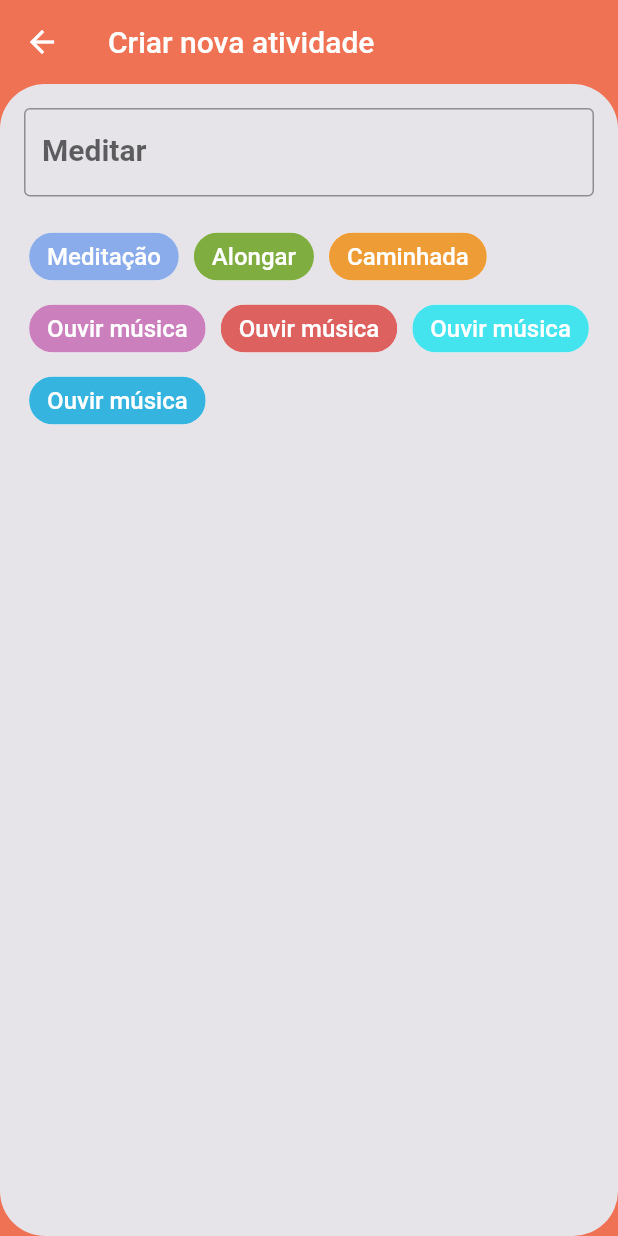
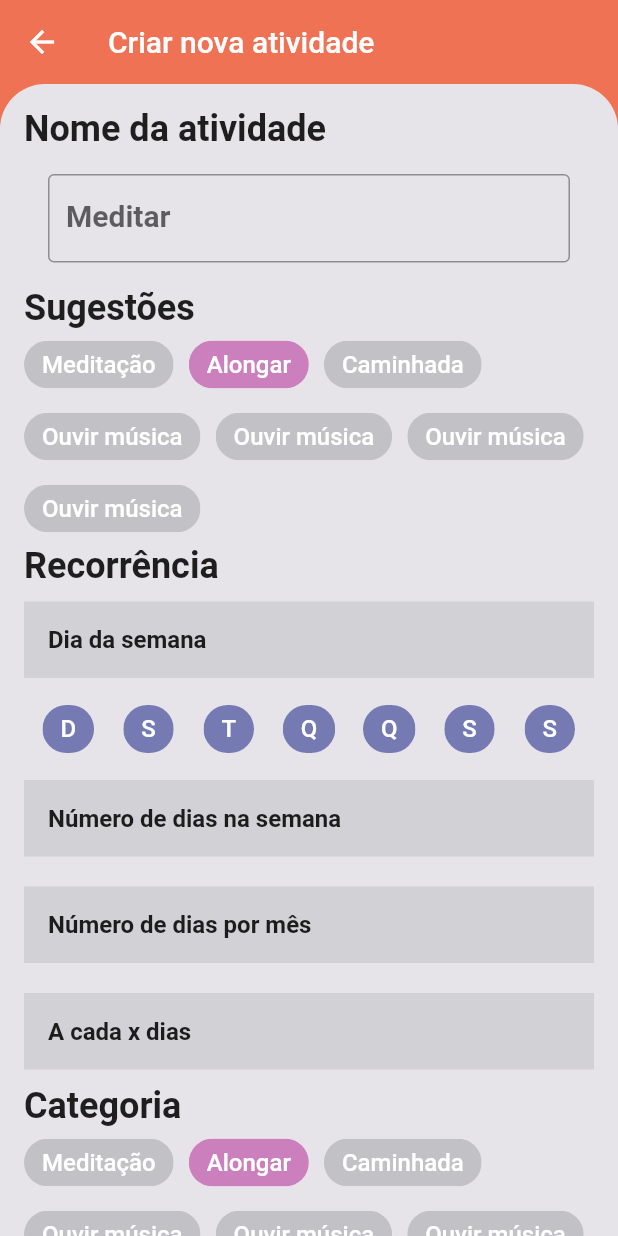
Before and after one commit to doisum/doisum-mobile, a Flutter app: the screen it shows after launch, after a tap on "+ Nova atividade", on a phone screen of 412 x 824 dp. Run offline on Flutter 3.47's test engine with Material 2 defaults, Android fonts, the phone set to English and light mode, and no system bars.

Commit message:
Improve layout design

```diff
--- a/lib/presentation/components/page_header.dart
+++ b/lib/presentation/components/page_header.dart
@@ -25,7 +25,7 @@ class PageHeader extends StatelessWidget {
               color: WHITE,
               child: Text(
                 '+ Nova atividade',
-                style: BOLD.copyWith(color: GREEN),
+                style: BOLD.copyWith(color: ORANGE),
               ).padding(0, horizontal: 10),
             ).padding(0, bottom: 10),
           ],
--- a/lib/presentation/components/task_card.dart
+++ b/lib/presentation/components/task_card.dart
@@ -12,8 +12,9 @@ class _TaskCardState extends State<TaskCard> {
   @override
   Widget build(BuildContext context) {
     return Row(
+      crossAxisAlignment: CrossAxisAlignment.end,
       children: <Widget>[
-        TimelineStepper(),
+        TimelineStepper().padding(0, bottom: 10),
         SizedBox(width: 20),
         Expanded(child: TaskCardContent().padding(0, top: 20)),
       ],
--- a/lib/presentation/components/timeline_stepper.dart
+++ b/lib/presentation/components/timeline_stepper.dart
@@ -6,15 +6,12 @@ class TimelineStepper extends StatelessWidget {
 
   @override
   Widget build(BuildContext context) {
-    return Bullet(
-      color: GREEN,
-      child: Text(
-        '7h00',
-        style: TextStyle(
-          color: WHITE,
-          fontWeight: FontWeight.bold,
-          fontSize: 12,
-        ),
+    return Text(
+      '7h00',
+      style: TextStyle(
+        color: DARK_GRAY,
+        fontWeight: FontWeight.bold,
+        fontSize: 12,
       ),
     );
   }
--- a/lib/presentation/pages/create_task_page.dart
+++ b/lib/presentation/pages/create_task_page.dart
@@ -5,39 +5,48 @@ import 'package:healthy_routine_mobile/healthy_routine.dart';
 class CreateTaskPage extends StatelessWidget {
   const CreateTaskPage({Key key}) : super(key: key);
 
+  /// MOCKS
   final taskSuggestions = const [
     Bullet(
       child: Text('Meditação', style: WHITE_FONT),
-      color: CategoryColors.LIGHT_BLUE,
+      color: LIGHT_GRAY,
     ),
     Bullet(
       child: Text('Alongar', style: WHITE_FONT),
-      color: CategoryColors.GREEN,
+      color: CategoryColors.PINK,
     ),
     Bullet(
       child: Text('Caminhada', style: WHITE_FONT),
-      color: CategoryColors.ORANGE,
+      color: LIGHT_GRAY,
     ),
     Bullet(
       child: Text('Ouvir música', style: WHITE_FONT),
-      color: CategoryColors.PINK,
+      color: LIGHT_GRAY,
     ),
-
     Bullet(
       child: Text('Ouvir música', style: WHITE_FONT),
-      color: CategoryColors.RED,
+      color: LIGHT_GRAY,
     ),
-
     Bullet(
       child: Text('Ouvir música', style: WHITE_FONT),
-      color: CategoryColors.WATER_BLUE,
+      color: LIGHT_GRAY,
     ),
-
     Bullet(
       child: Text('Ouvir música', style: WHITE_FONT),
-      color: CategoryColors.BLUE,
+      color: LIGHT_GRAY,
     ),
   ];
+
+  List<Bullet> weekdaysBullets() {
+    final weekdays = ['D', 'S', 'T', 'Q', 'Q', 'S', 'S'];
+    return weekdays.map((letter) {
+      return Bullet(
+        child: Text(letter, style: WHITE_FONT),
+        color: PURPLE.withOpacity(0.9),
+      );
+    }).toList();
+  }
+  /// MOCKS
 
   @override
   Widget build(BuildContext context) {
@@ -49,19 +58,89 @@ class CreateTaskPage extends StatelessWidget {
         title: Text('Criar nova atividade'),
       ),
       body: RoundedBodyContent(
+        child: SafeArea(
           child: Column(
-        children: [
+            crossAxisAlignment: CrossAxisAlignment.start,
+            children: form(),
+          ).padding(16),
+        ),
+      ),
+    );
+  }
+
+  List<Widget> form() {
+    final titleStyle = BOLD.copyWith(fontSize: 24);
+    return [
+      Text(
+        'Nome da atividade',
+        style: titleStyle,
+      ),
       RoundedTextField(
         placeholder: 'Meditar',
       ).padding(16),
+      Text(
+        'Sugestões',
+        style: titleStyle,
+      ),
       Wrap(
         alignment: WrapAlignment.start,
         spacing: 10,
         children: taskSuggestions,
       ),
+      Text(
+        'Recorrência',
+        style: titleStyle,
+      ),
+      checkBoxField('Dia da semana'),
+      Row(
+        mainAxisAlignment: MainAxisAlignment.spaceEvenly,
+        children: weekdaysBullets(),
+      ),
+      checkBoxField('Número de dias na semana'),
+      checkBoxField('Número de dias por mês'),
+      checkBoxField('A cada x dias'),
+      Text(
+        'Categoria',
+        style: titleStyle,
+      ),
+      Wrap(
+        alignment: WrapAlignment.start,
+        spacing: 10,
+        children: taskSuggestions,
+      ),
+      Bullet(
+        color: PURPLE,
+        child: Row(
+          children: <Widget>[
+            Expanded(
+              child: Text(
+                'Criar Atividade',
+                textAlign: TextAlign.center,
+                style: WHITE_FONT,
+              ).padding(12),
+            ),
+          ],
+        ),
+      ).padding(0, top: 30)
+    ];
+  }
 
+  Padding checkBoxField(String text) {
+    return Padding(
+      padding: const EdgeInsets.symmetric(vertical: 10),
+      child: Container(
+        color: DARK_GRAY.withAlpha(70),
+        child: Row(
+          children: [
+            Expanded(
+              child: Text(
+                text,
+                style: BOLD.copyWith(fontSize: 16),
+              ).padding(16),
+            ),
           ],
-      )),
+        ),
+      ),
     );
   }
 }
--- a/lib/presentation/pages/daily_task_list_page.dart
+++ b/lib/presentation/pages/daily_task_list_page.dart
@@ -1,6 +1,5 @@
 import 'package:flutter/material.dart';
 import 'package:healthy_routine_mobile/healthy_routine.dart';
-import 'package:healthy_routine_mobile/presentation/components/page_header.dart';
 
 class DailyTaskListPage extends StatelessWidget {
   const DailyTaskListPage({Key key}) : super(key: key);
@@ -46,9 +45,10 @@ class DailyTaskListPage extends StatelessWidget {
   SliverAppBar sliverAppBar() {
     return SliverAppBar(
       pinned: true,
-      backgroundColor: ORANGE,
+      backgroundColor: PURPLE.withOpacity(0.9),
       expandedHeight: 150.0,
-      shape: ROUNDED_HEADER_SHAPE,
+      // shape: ROUNDED_HEADER_SHAPE,
+      // bottom: PreferredSize(child: PageHeader(), preferredSize: Size.fromHeight(90),),
       flexibleSpace: FlexibleSpaceBar(
         title: Text(
           'Healthy Routine',
--- a/lib/resources/styles/colors.dart
+++ b/lib/resources/styles/colors.dart
@@ -4,6 +4,7 @@ const BACKGROUND_GRAY = Color(0xffe6e4e9);
 
 const WHITE = Color(0xffffffff);
 const DARK_GRAY = Color(0xff9d9da4);
+const LIGHT_GRAY = Color(0x999d9da4);
 const GREEN = Color(0xff7fad3f);
 const PURPLE = Color(0xff676daa);
 const ORANGE = Color(0xffF07254);
```
Lines whose indentation alone changed are shown as unchanged.
